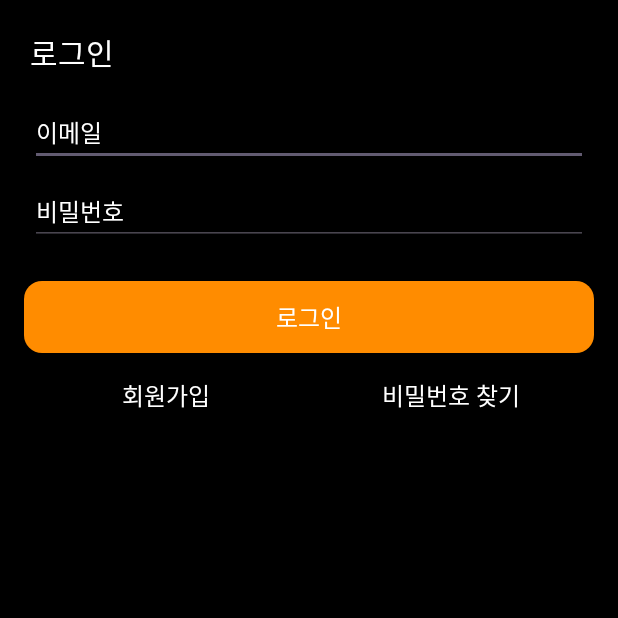
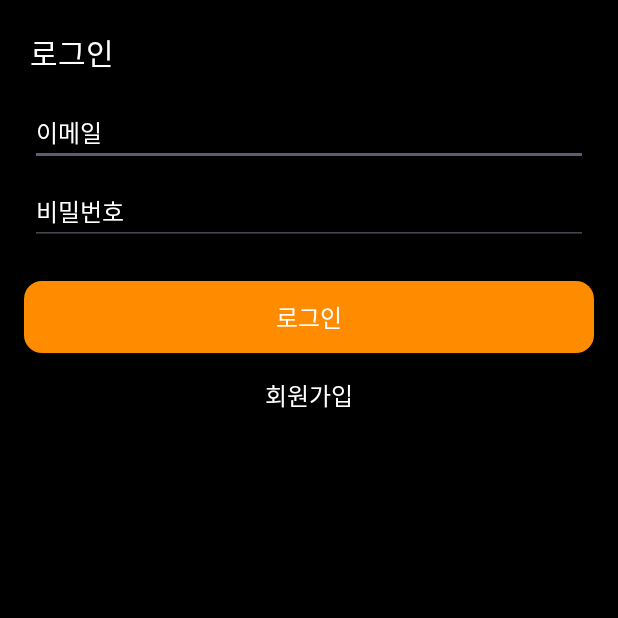
Before and after one commit to idstudent/stamp_tour_app, an Android app: the LoginActivity screen opened directly, with no data from a screen before it, on a phone screen of 412 x 824 dp, the top half of it. Run offline under Robolectric (Android 15) with nearby library versions, the phone set to English and light mode, and no system bars.

Commit message:
비밀번호 찾기 삭제, 파이어베이스다이나믹링크삭제

```diff
--- a/app/build.gradle.kts
+++ b/app/build.gradle.kts
@@ -18,8 +18,8 @@ android {
         applicationId = "com.ljystamp.stamp_tour_app"
         minSdk = 24
         targetSdk = 35
-        versionCode = 3
-        versionName = "1.0.1"
+        versionCode = 6
+        versionName = "1.0.4"
 
         testInstrumentationRunner = "androidx.test.runner.AndroidJUnitRunner"
         val properties = gradleLocalProperties(rootDir)
--- a/common/src/main/java/com/ljystamp/common/presentation/view/LoginActivity.kt
+++ b/common/src/main/java/com/ljystamp/common/presentation/view/LoginActivity.kt
@@ -43,11 +43,6 @@ class LoginActivity: BaseActivity<ActivityLoginBinding>() {
                 val intent = Intent(this@LoginActivity, SignUpActivity::class.java)
                 startActivity(intent)
             }
-
-            tvFindPassword.setOnSingleClickListener {
-                val intent = Intent(this@LoginActivity, ResetPasswordActivity::class.java)
-                startActivity(intent)
-            }
         }
     }
     override fun getViewBinding(): ActivityLoginBinding {
--- a/common/src/main/res/layout/activity_login.xml
+++ b/common/src/main/res/layout/activity_login.xml
@@ -57,6 +57,7 @@
         android:layout_height="wrap_content"
         android:text="로그인"
         style="@style/FontSize16White"
+        android:gravity="center"
         android:fontFamily="@font/noto_regular"
         android:background="@drawable/radius_12_ff8c00"
         android:layout_marginTop="24dp"
@@ -76,21 +77,9 @@
         android:layout_marginTop="16dp"
         android:gravity="center"
         android:layout_marginStart="16dp"
+        android:layout_marginEnd="16dp"
         app:layout_constraintTop_toBottomOf="@id/btn_login"
         app:layout_constraintStart_toStartOf="parent"
-        app:layout_constraintEnd_toStartOf="@id/tv_find_password"/>
+        app:layout_constraintEnd_toEndOf="parent"/>
 
-    <androidx.appcompat.widget.AppCompatTextView
-        android:id="@+id/tv_find_password"
-        android:layout_width="0dp"
-        android:layout_height="wrap_content"
-        android:text="비밀번호 찾기"
-        style="@style/FontSize16White"
-        android:fontFamily="@font/noto_regular"
-        android:gravity="center"
-        android:layout_marginTop="16dp"
-        android:layout_marginEnd="16dp"
-        app:layout_constraintTop_toBottomOf="@id/btn_login"
-        app:layout_constraintStart_toEndOf="@id/tv_sign_up"
-        app:layout_constraintEnd_toEndOf="parent"/>
 </androidx.constraintlayout.widget.ConstraintLayout>
--- a/feature_auth/src/main/java/com/ljystamp/feature_auth/presentation/view/SignUpActivity.kt
+++ b/feature_auth/src/main/java/com/ljystamp/feature_auth/presentation/view/SignUpActivity.kt
@@ -4,6 +4,7 @@ import android.graphics.Color
 import android.os.Bundle
 import android.util.Patterns
 import android.view.View
+import android.widget.Toast
 import androidx.activity.viewModels
 import androidx.core.widget.addTextChangedListener
 import com.ljystamp.core_ui.BaseActivity
@@ -74,9 +75,8 @@ class SignUpActivity: BaseActivity<ActivitySignUpBinding>() {
 
                 signUpViewModel.signUp(email, password, nickname) { success, message ->
                     if (success) {
-                        tvCompleteSignup.visibility = View.VISIBLE
-                        tvCompleteSignup.setTextColor(Color.parseColor("#4CAF50"))
-                        tvCompleteSignup.text = "회원가입이 완료되었어요.\n가입하신 이메일로 인증을 완료해야 회원가입이 완료됩니다."
+                        Toast.makeText(this@SignUpActivity, message, Toast.LENGTH_SHORT).show()
+                        finish()
                     } else {
                         tvCompleteSignup.visibility = View.VISIBLE
                         tvCompleteSignup.setTextColor(Color.RED)
--- a/feature_auth/src/main/java/com/ljystamp/feature_auth/presentation/viewmodel/AuthViewModel.kt
+++ b/feature_auth/src/main/java/com/ljystamp/feature_auth/presentation/viewmodel/AuthViewModel.kt
@@ -38,8 +38,6 @@ class AuthViewModel: ViewModel() {
                 if (task.isSuccessful) {
                     Log.e("SignUpViewModel", "Account created successfully")
 
-                    auth.currentUser?.sendEmailVerification()
-
                     val user = hashMapOf(
                         "uid" to auth.currentUser!!.uid,
                         "email" to email,
@@ -54,7 +52,7 @@ class AuthViewModel: ViewModel() {
                         .addOnSuccessListener {
                             Log.e("SignUpViewModel", "User data saved successfully")
                             auth.signOut()
-                            onComplete(true, null)
+                            onComplete(true, "회원가입이 성공했어요")
                         }
                         .addOnFailureListener { e ->
                             Log.e("SignUpViewModel", "Error saving user data", e)
```
Also changed, not shown: common/src/main/java/com/ljystamp/common/presentation/viewmodel/LoginViewModel.kt (+1 -7 lines).
